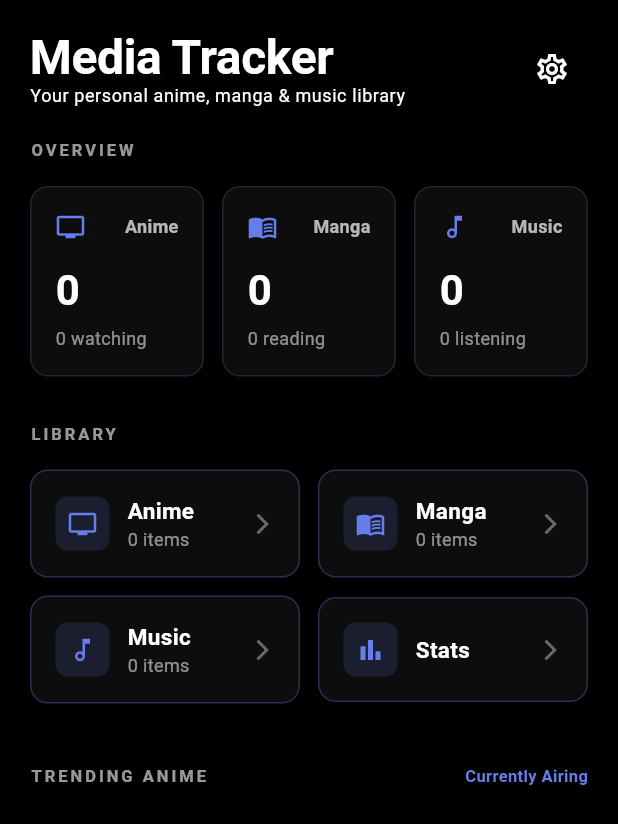
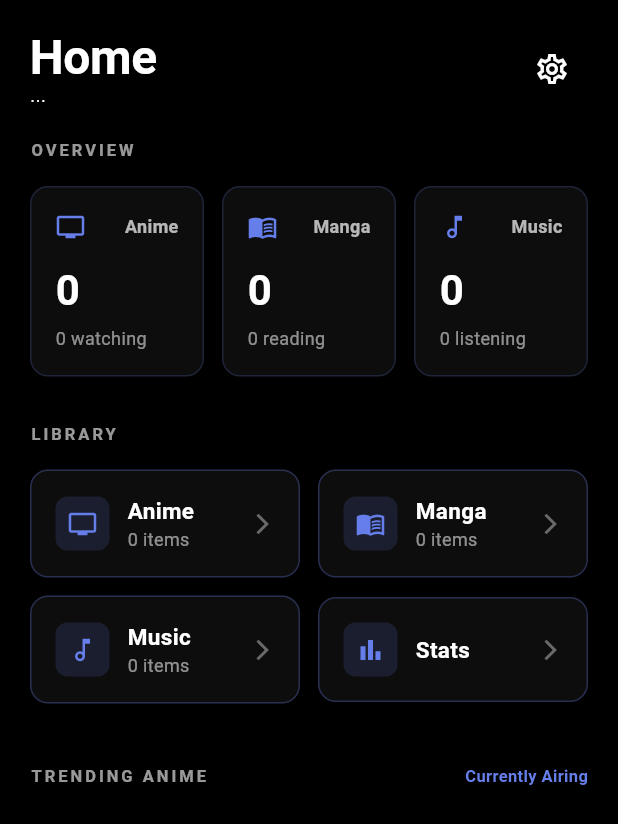
Before and after one commit to Bigchungusfloopa/S-Shelf, a Flutter app: the screen it shows after launch, on a phone screen of 412 x 824 dp. Shown: the top 824 px of the screen. Run offline on Flutter 3.47's test engine with Material 3 defaults, Android fonts, the phone set to English and light mode, and no system bars; our stand-ins replace file_picker, fl_chart, flutter_colorpicker, shared_preferences; network calls fail.

Commit message:
Final Commit ... probablyxd

```diff
--- a/Frontend/lib/main.dart
+++ b/Frontend/lib/main.dart
@@ -19,7 +19,7 @@ class MyApp extends StatelessWidget {
   @override
   Widget build(BuildContext context) {
     return MaterialApp(
-      title: 'Anime & Games Tracker',
+      title: 'S-shelf',
       theme: AppTheme.darkTheme,
       debugShowCheckedModeBanner: false,
       home: const HomeScreen(),
--- a/Frontend/lib/screens/home_screen.dart
+++ b/Frontend/lib/screens/home_screen.dart
@@ -154,11 +154,11 @@ class _HomeScreenState extends State<HomeScreen> {
                           crossAxisAlignment: CrossAxisAlignment.start,
                           children: [
                             Text(
-                              'Media Tracker',
+                              'Home',
                               style: theme.textTheme.displayLarge,
                             ),
                             Text(
-                              'Your personal anime, manga & music library',
+                              '...',
                               style: theme.textTheme.bodySmall,
                             ),
                           ],
```
Also changed, not shown: Frontend/lib/widgets/manga_dialog.dart (+26 -7 lines), Frontend/pubspec.yaml (+8 -1 lines), Frontend/pubspec.lock, assets/icon/icon.png (added), 6 other files.
